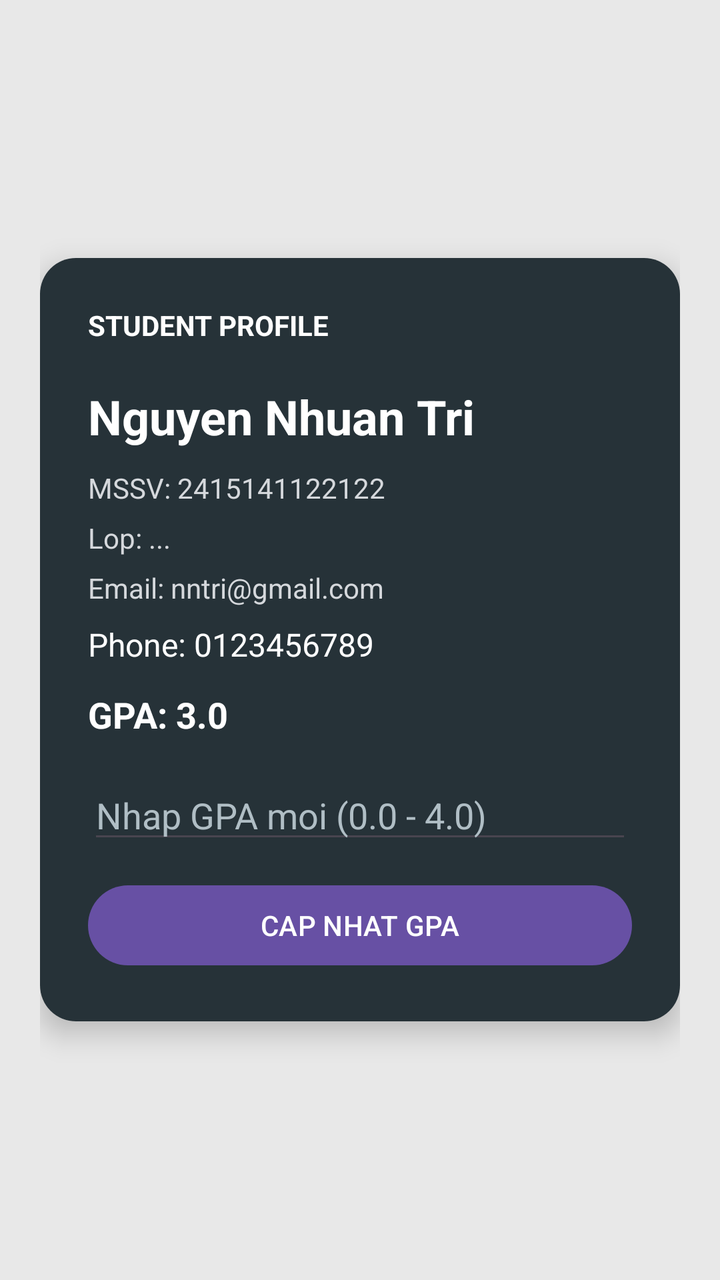
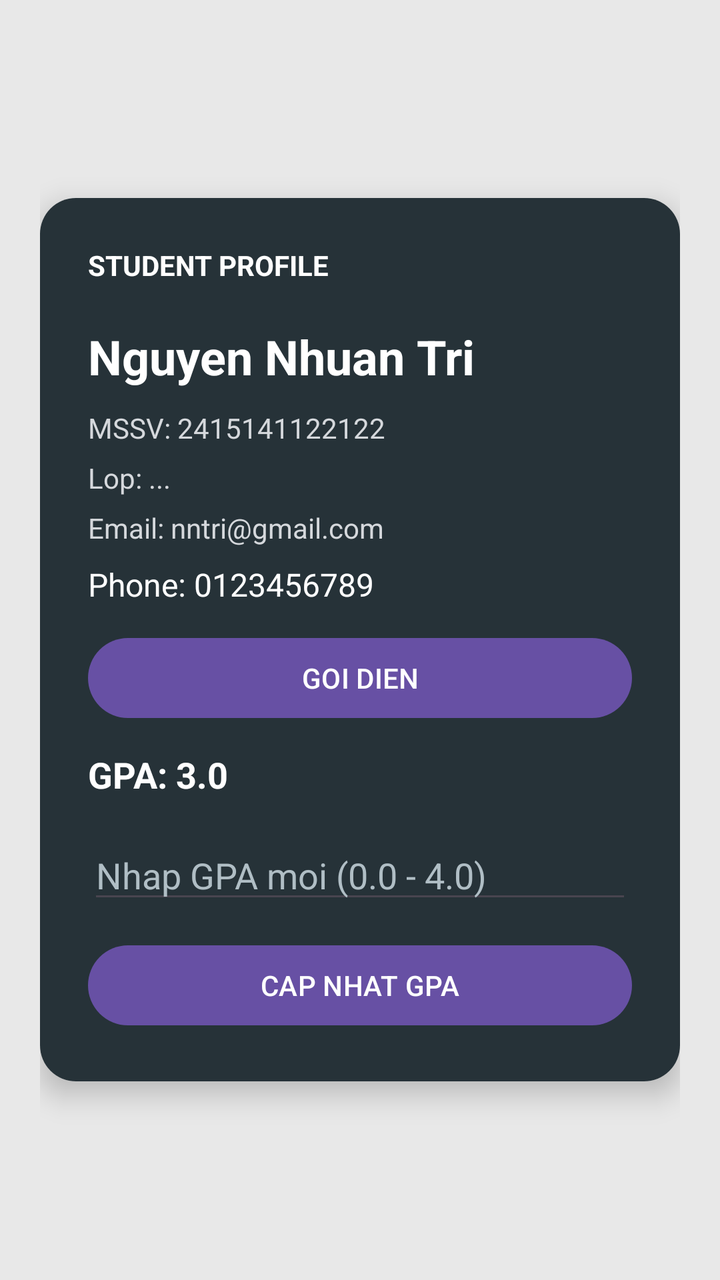

Screens rendered from an Android XML layout before and after an edit, with the pre-edit source and the edit as a unified diff.
<!-- AndroidManifest.xml: application theme Theme.StudentProfileCard -->
<!-- res/layout/activity_main.xml -->
<?xml version="1.0" encoding="utf-8"?>
<LinearLayout
    xmlns:android="http://schemas.android.com/apk/res/android"
    xmlns:app="http://schemas.android.com/apk/res-auto"
    android:layout_width="match_parent"
    android:layout_height="match_parent"
    android:orientation="vertical"
    android:gravity="center"
    android:padding="20dp"
    android:background="#E8E8E8">

    <androidx.cardview.widget.CardView
        android:id="@+id/cardProfile"
        android:layout_width="match_parent"
        android:layout_height="wrap_content"
        app:cardCornerRadius="18dp"
        app:cardElevation="8dp">

        <LinearLayout
            android:layout_width="match_parent"
            android:layout_height="wrap_content"
            android:orientation="vertical"
            android:padding="24dp"
            android:background="#263238">

            <TextView
                android:layout_width="wrap_content"
                android:layout_height="wrap_content"
                android:text="STUDENT PROFILE"
                android:textColor="#FFFFFF"
                android:textSize="14sp"
                android:textStyle="bold" />

            <TextView
                android:id="@+id/tvName"
                android:layout_width="wrap_content"
                android:layout_height="wrap_content"
                android:layout_marginTop="20dp"
                android:text="Nguyen Nhuan Tri"
                android:textColor="#FFFFFF"
                android:textSize="24sp"
                android:textStyle="bold" />

            <TextView
                android:id="@+id/tvStudentId"
                android:layout_width="wrap_content"
                android:layout_height="wrap_content"
                android:layout_marginTop="10dp"
                android:text="MSSV: 2415141122122"
                android:textColor="#D5D8DC"
                android:textSize="14sp" />

            <TextView
                android:id="@+id/tvClassName"
                android:layout_width="wrap_content"
                android:layout_height="wrap_content"
                android:layout_marginTop="6dp"
                android:text="Lop: ..."
                android:textColor="#D5D8DC"
                android:textSize="14sp" />

            <TextView
                android:id="@+id/tvEmail"
                android:layout_width="wrap_content"
                android:layout_height="wrap_content"
                android:layout_marginTop="6dp"
                android:text="Email: nntri@gmail.com"
                android:textColor="#D5D8DC"
                android:textSize="14sp" />

            <TextView
                android:id="@+id/tvPhone"
                android:layout_width="match_parent"
                android:layout_height="wrap_content"
                android:layout_marginTop="8dp"
                android:text="Phone: 0123456789"
                android:textColor="@android:color/white"
                android:textSize="16sp" />

            <TextView
                android:id="@+id/tvGpa"
                android:layout_width="wrap_content"
                android:layout_height="wrap_content"
                android:layout_marginTop="12dp"
                android:text="GPA: 3.0"
                android:textColor="#FFFFFF"
                android:textSize="18sp"
                android:textStyle="bold" />

            <EditText
                android:id="@+id/edtNewGpa"
                android:layout_width="match_parent"
                android:layout_height="wrap_content"
                android:layout_marginTop="16dp"
                android:hint="Nhap GPA moi (0.0 - 4.0)"
                android:inputType="numberDecimal"
                android:textColor="#FFFFFF"
                android:textColorHint="#B0BEC5" />

            <Button
                android:id="@+id/btnUpdateGpa"
                android:layout_width="match_parent"
                android:layout_height="wrap_content"
                android:layout_marginTop="12dp"
                android:text="CAP NHAT GPA" />

        </LinearLayout>

    </androidx.cardview.widget.CardView>

</LinearLayout>
<!-- resources referenced by this layout -->
<resources>
  <style name="Theme.StudentProfileCard" parent="Base.Theme.StudentProfileCard" />
  <style name="Base.Theme.StudentProfileCard" parent="Theme.Material3.DayNight.NoActionBar">
          
          
      </style>
</resources>

<!-- the commit's change to res/layout/activity_main.xml (unified diff, before → after) -->
@@ -77,6 +77,13 @@
                 android:textColor="@android:color/white"
                 android:textSize="16sp" />
 
+            <Button
+                android:id="@+id/btnCall"
+                android:layout_width="match_parent"
+                android:layout_height="wrap_content"
+                android:layout_marginTop="12dp"
+                android:text="GOI DIEN" />
+
             <TextView
                 android:id="@+id/tvGpa"
                 android:layout_width="wrap_content"
